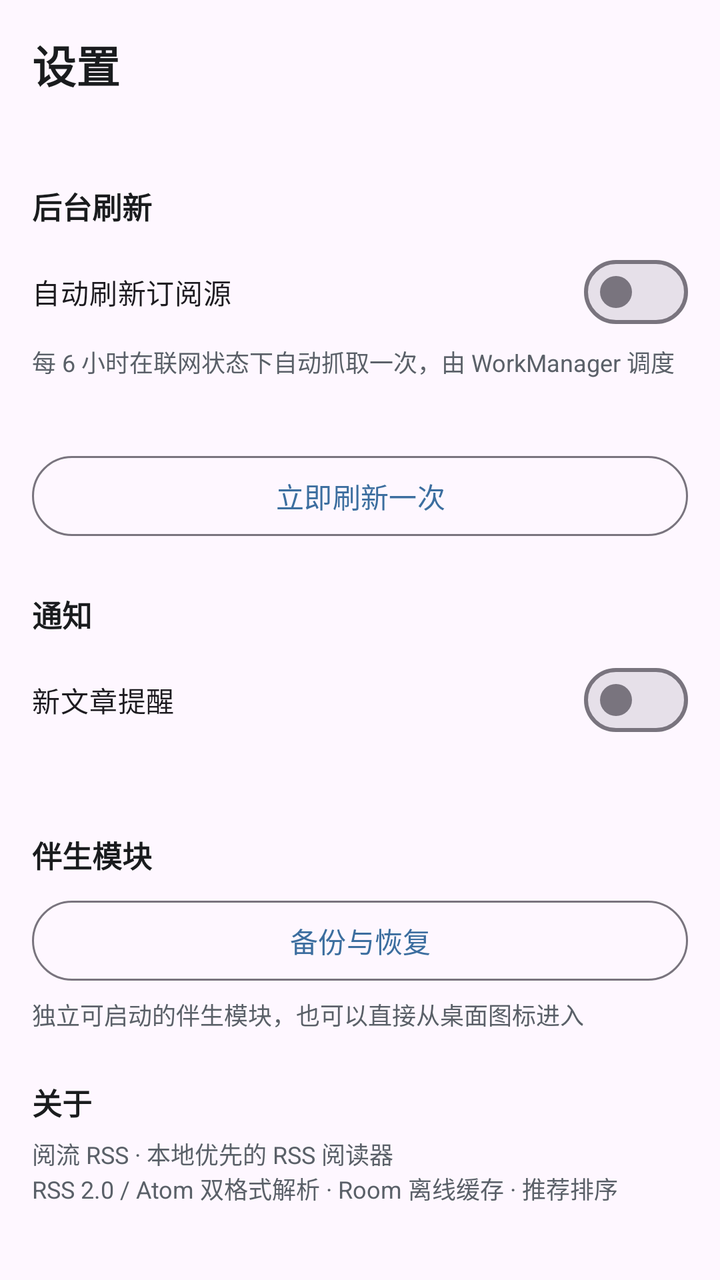
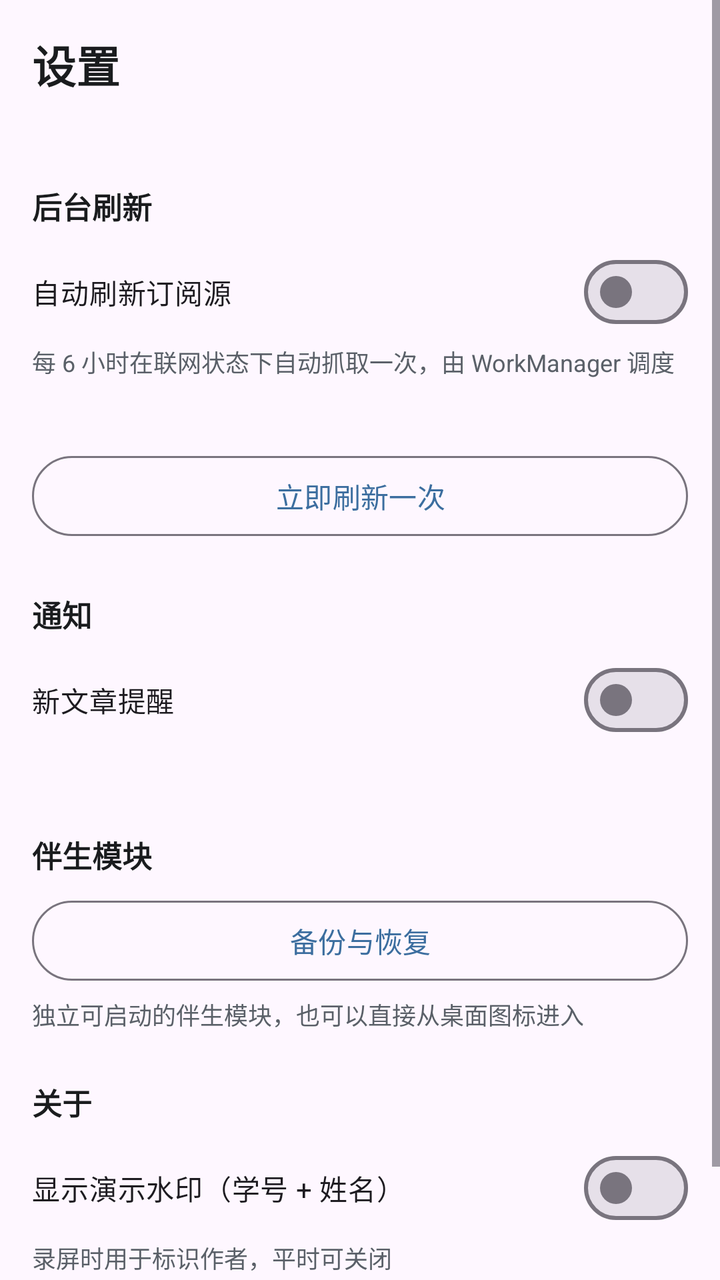

An Android layout rendered at two revisions. The XML below is the earlier revision; the diff shows what the commit changed to produce the second picture.
<!-- AndroidManifest.xml: application theme Theme.YueLiu -->
<!-- res/layout/fragment_settings.xml -->
<?xml version="1.0" encoding="utf-8"?>
<ScrollView xmlns:android="http://schemas.android.com/apk/res/android"
    android:layout_width="match_parent"
    android:layout_height="match_parent"
    android:background="?attr/colorSurface"
    android:fillViewport="true">

    <LinearLayout
        android:layout_width="match_parent"
        android:layout_height="wrap_content"
        android:orientation="vertical"
        android:paddingStart="16dp"
        android:paddingTop="16dp"
        android:paddingEnd="16dp"
        android:paddingBottom="24dp">

        <TextView
            android:layout_width="wrap_content"
            android:layout_height="wrap_content"
            android:text="@string/nav_settings"
            android:textColor="@color/text_primary"
            android:textSize="22sp"
            android:textStyle="bold" />

        <TextView
            android:id="@+id/tv_version"
            android:layout_width="match_parent"
            android:layout_height="wrap_content"
            android:layout_marginTop="2dp"
            android:textColor="@color/text_secondary"
            android:textSize="13sp" />

        
        <TextView
            android:layout_width="match_parent"
            android:layout_height="wrap_content"
            android:layout_marginTop="24dp"
            android:text="@string/settings_section_refresh"
            android:textColor="@color/text_primary"
            android:textSize="15sp"
            android:textStyle="bold" />

        <com.google.android.material.materialswitch.MaterialSwitch
            android:id="@+id/switch_auto_refresh"
            android:layout_width="match_parent"
            android:layout_height="wrap_content"
            android:layout_marginTop="8dp"
            android:text="@string/settings_auto_refresh" />

        <TextView
            android:id="@+id/tv_auto_refresh_hint"
            android:layout_width="match_parent"
            android:layout_height="wrap_content"
            android:layout_marginTop="2dp"
            android:text="@string/settings_auto_refresh_hint"
            android:textColor="@color/text_secondary"
            android:textSize="12sp" />

        <TextView
            android:id="@+id/tv_work_state"
            android:layout_width="match_parent"
            android:layout_height="wrap_content"
            android:layout_marginTop="6dp"
            android:textColor="@color/text_secondary"
            android:textSize="12sp" />

        <com.google.android.material.button.MaterialButton
            android:id="@+id/btn_refresh_now"
            style="@style/Widget.Material3.Button.OutlinedButton"
            android:layout_width="match_parent"
            android:layout_height="wrap_content"
            android:layout_marginTop="12dp"
            android:text="@string/settings_refresh_now" />

        
        <TextView
            android:layout_width="match_parent"
            android:layout_height="wrap_content"
            android:layout_marginTop="24dp"
            android:text="@string/settings_section_notify"
            android:textColor="@color/text_primary"
            android:textSize="15sp"
            android:textStyle="bold" />

        <com.google.android.material.materialswitch.MaterialSwitch
            android:id="@+id/switch_notify"
            android:layout_width="match_parent"
            android:layout_height="wrap_content"
            android:layout_marginTop="8dp"
            android:text="@string/settings_notify_switch" />

        <TextView
            android:id="@+id/tv_notify_status"
            android:layout_width="match_parent"
            android:layout_height="wrap_content"
            android:layout_marginTop="2dp"
            android:textColor="@color/text_secondary"
            android:textSize="12sp" />

        <com.google.android.material.button.MaterialButton
            android:id="@+id/btn_grant_notify"
            style="@style/Widget.Material3.Button.TonalButton"
            android:layout_width="match_parent"
            android:layout_height="wrap_content"
            android:layout_marginTop="8dp"
            android:text="@string/settings_grant_notify"
            android:visibility="gone" />

        
        <TextView
            android:layout_width="match_parent"
            android:layout_height="wrap_content"
            android:layout_marginTop="24dp"
            android:text="@string/settings_section_backup"
            android:textColor="@color/text_primary"
            android:textSize="15sp"
            android:textStyle="bold" />

        <com.google.android.material.button.MaterialButton
            android:id="@+id/btn_open_backup"
            style="@style/Widget.Material3.Button.OutlinedButton"
            android:layout_width="match_parent"
            android:layout_height="wrap_content"
            android:layout_marginTop="8dp"
            android:text="@string/settings_open_backup" />

        <TextView
            android:layout_width="match_parent"
            android:layout_height="wrap_content"
            android:layout_marginTop="4dp"
            android:text="@string/settings_backup_hint"
            android:textColor="@color/text_secondary"
            android:textSize="12sp" />

        
        <TextView
            android:layout_width="match_parent"
            android:layout_height="wrap_content"
            android:layout_marginTop="24dp"
            android:text="@string/settings_section_about"
            android:textColor="@color/text_primary"
            android:textSize="15sp"
            android:textStyle="bold" />

        <TextView
            android:layout_width="match_parent"
            android:layout_height="wrap_content"
            android:layout_marginTop="6dp"
            android:text="@string/settings_about_text"
            android:textColor="@color/text_secondary"
            android:textSize="12sp" />

    </LinearLayout>

</ScrollView>
<!-- resources referenced by this layout -->
<resources>
  <color name="text_primary">#1A1C1E</color>
  <color name="text_secondary">#5A6068</color>
  <string name="nav_settings">设置</string>
  <string name="settings_about_text">阅流 RSS · 本地优先的 RSS 阅读器\nRSS 2.0 / Atom 双格式解析 · Room 离线缓存 · 推荐排序</string>
  <string name="settings_auto_refresh">自动刷新订阅源</string>
  <string name="settings_auto_refresh_hint">每 6 小时在联网状态下自动抓取一次，由 WorkManager 调度</string>
  <string name="settings_backup_hint">独立可启动的伴生模块，也可以直接从桌面图标进入</string>
  <string name="settings_grant_notify">开启通知权限</string>
  <string name="settings_notify_switch">新文章提醒</string>
  <string name="settings_open_backup">备份与恢复</string>
  <string name="settings_refresh_now">立即刷新一次</string>
  <string name="settings_section_about">关于</string>
  <string name="settings_section_backup">伴生模块</string>
  <string name="settings_section_notify">通知</string>
  <string name="settings_section_refresh">后台刷新</string>
  <style name="Theme.YueLiu" parent="Theme.Material3.DayNight.NoActionBar">
          <item name="colorPrimary">@color/brand_primary</item>
          <item name="colorOnPrimary">@color/brand_on_primary</item>
          <item name="colorPrimaryDark">@color/brand_primary_dark</item>
          <item name="android:statusBarColor" tools:targetApi="21">?attr/colorPrimary</item>
      </style>
  <color name="brand_primary">#3C6E9F</color>
  <color name="brand_on_primary">#FFFFFF</color>
  <color name="brand_primary_dark">#2C5578</color>
</resources>

<!-- the commit's change to res/layout/fragment_settings.xml (unified diff, before → after) -->
@@ -142,6 +142,21 @@
             android:textSize="15sp"
             android:textStyle="bold" />
 
+        <com.google.android.material.materialswitch.MaterialSwitch
+            android:id="@+id/switch_watermark"
+            android:layout_width="match_parent"
+            android:layout_height="wrap_content"
+            android:layout_marginTop="8dp"
+            android:text="@string/settings_watermark" />
+
+        <TextView
+            android:layout_width="match_parent"
+            android:layout_height="wrap_content"
+            android:layout_marginTop="2dp"
+            android:text="@string/settings_watermark_hint"
+            android:textColor="@color/text_secondary"
+            android:textSize="12sp" />
+
         <TextView
             android:layout_width="match_parent"
             android:layout_height="wrap_content"
<!-- resource entries referenced after the edit -->
@@ -15,6 +15,8 @@
   <string name="settings_section_backup">伴生模块</string>
   <string name="settings_section_notify">通知</string>
   <string name="settings_section_refresh">后台刷新</string>
+  <string name="settings_watermark">显示演示水印（学号 + 姓名）</string>
+  <string name="settings_watermark_hint">录屏时用于标识作者，平时可关闭</string>
   <style name="Theme.YueLiu" parent="Theme.Material3.DayNight.NoActionBar">
           <item name="colorPrimary">@color/brand_primary</item>
           <item name="colorOnPrimary">@color/brand_on_primary</item>
